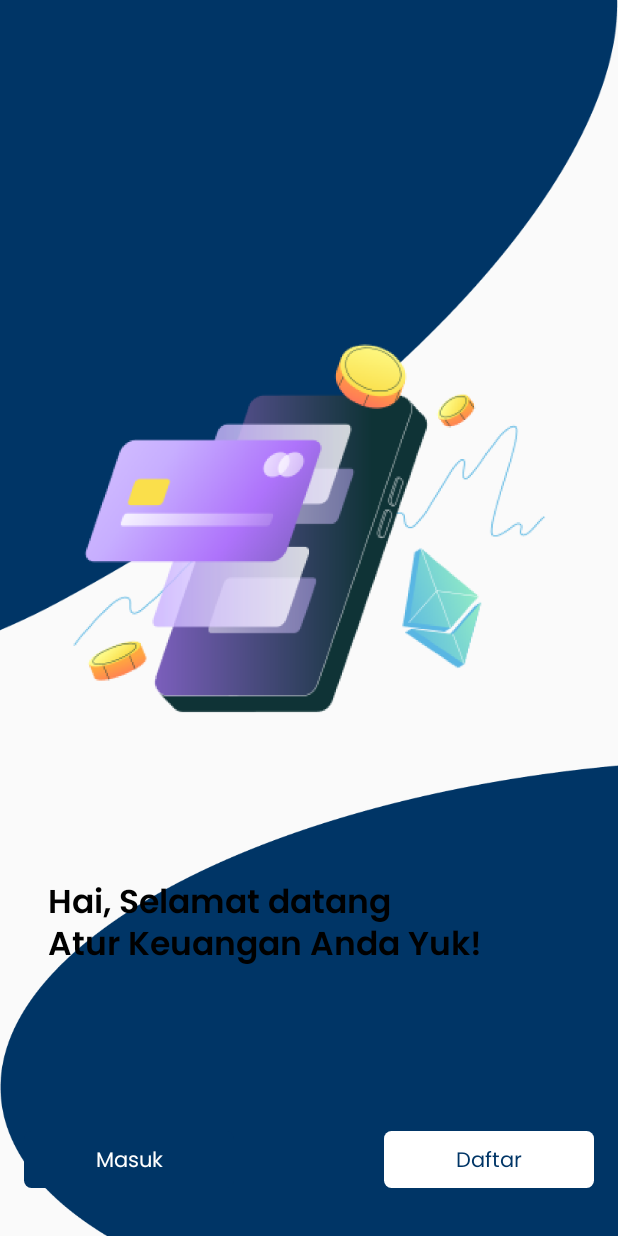
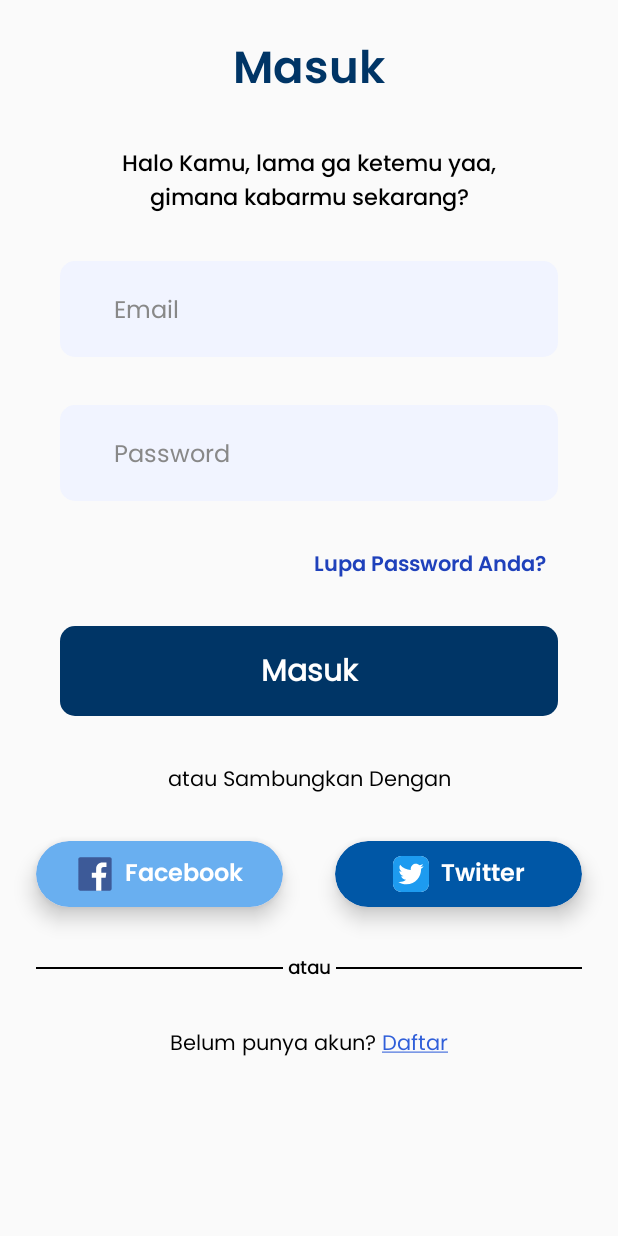
Before and after one commit to fanggadewangga/JurnalKas, an Android app built with Jetpack Compose: the screen it shows after launch (MainActivity), on a phone screen of 412 x 824 dp. Run offline under Robolectric (Android 15) with nearby library versions, the light colour scheme and no system bars; libraries missing offline, so code that uses them is left out: es.dmoral.toasty.

Commit message:
feat(login): add login feature

```diff
--- a/app/src/main/java/com/ptotakkanan/jurnalkas/feature/common/components/AppDialog.kt
+++ b/app/src/main/java/com/ptotakkanan/jurnalkas/feature/common/components/AppDialog.kt
@@ -29,15 +29,18 @@ fun AppDialog(
     onCancelClicked: () -> Unit,
     onConfirmClicked: () -> Unit,
     properties: DialogProperties = DialogProperties(),
+    modifier: Modifier = Modifier
 ) {
     Dialog(onDismissRequest = { setShowDialog(false) }, properties = properties) {
         Card(
             shape = RoundedCornerShape(24.dp),
             colors = CardDefaults.cardColors(containerColor = Color.White),
-            elevation = CardDefaults.cardElevation(defaultElevation = 16.dp)
+            elevation = CardDefaults.cardElevation(defaultElevation = 16.dp),
+            modifier = modifier
         ) {
             Column(
                 horizontalAlignment = Alignment.CenterHorizontally,
+                verticalArrangement = Arrangement.Center,
                 modifier = Modifier
                     .fillMaxWidth()
                     .padding(vertical = 24.dp)
--- a/app/src/main/java/com/ptotakkanan/jurnalkas/feature/common/components/AppTextField.kt
+++ b/app/src/main/java/com/ptotakkanan/jurnalkas/feature/common/components/AppTextField.kt
@@ -227,6 +227,7 @@ fun AppBasicTextField(
     readOnly: Boolean = false,
     singleLine: Boolean = true,
     isWithBorder: Boolean = true,
+    borderWidth: Dp = 1.dp,
     leadingIcon: @Composable (() -> Unit)? = null,
     trailingIcon: @Composable (() -> Unit)? = null,
     visualTransformation: VisualTransformation = VisualTransformation.None,
@@ -243,7 +244,7 @@ fun AppBasicTextField(
             .background(color = backgroundColor, shape = shape)
             .height(textFieldHeight)
             .border(
-                width = 1.dp,
+                width = borderWidth,
                 color = if (isError) Red else borderColor,
                 shape = shape
             ) else
--- a/app/src/main/java/com/ptotakkanan/jurnalkas/feature/common/navigation/Navigation.kt
+++ b/app/src/main/java/com/ptotakkanan/jurnalkas/feature/common/navigation/Navigation.kt
@@ -2,10 +2,14 @@ package com.ptotakkanan.jurnalkas.feature.common.navigation
 
 import android.annotation.SuppressLint
 import androidx.compose.runtime.Composable
+import androidx.compose.ui.platform.LocalConfiguration
 import androidx.navigation.compose.NavHost
 import androidx.navigation.compose.composable
 import androidx.navigation.compose.rememberNavController
+import com.ptotakkanan.jurnalkas.feature.category.CategoryScreen
 import com.ptotakkanan.jurnalkas.feature.common.route.Screen
+import com.ptotakkanan.jurnalkas.feature.login.LoginScreen
+import com.ptotakkanan.jurnalkas.feature.register.RegisterScreen
 import com.ptotakkanan.jurnalkas.feature.welcome.WelcomeScreen
 
 
@@ -13,11 +17,25 @@ import com.ptotakkanan.jurnalkas.feature.welcome.WelcomeScreen
 @Composable
 fun Navigation() {
     val navController = rememberNavController()
+    val screenWidth = LocalConfiguration.current.screenWidthDp
+    val screenHeight = LocalConfiguration.current.screenHeightDp
 
-    NavHost(navController = navController, startDestination = Screen.Welcome.route) {
+    NavHost(navController = navController, startDestination = Screen.Login.route) {
 
         composable(route = Screen.Welcome.route) {
             WelcomeScreen(navController = navController)
         }
+
+        composable(route = Screen.Login.route) {
+            LoginScreen(navController = navController, screenWidth = screenWidth)
+        }
+
+        composable(route = Screen.Register.route) {
+            RegisterScreen(navController = navController)
+        }
+
+        composable(route = Screen.Category.route) {
+            CategoryScreen(navController = navController)
+        }
     }
 }
--- /dev/null
+++ b/app/src/main/java/com/ptotakkanan/jurnalkas/feature/common/util/Ext.kt
@@ -0,0 +1,33 @@
+package com.ptotakkanan.jurnalkas.feature.common.util
+
+import android.app.Activity
+import android.content.Context
+import android.content.ContextWrapper
+import androidx.compose.runtime.Composable
+import androidx.compose.runtime.DisposableEffect
+import androidx.compose.runtime.LaunchedEffect
+import androidx.compose.ui.platform.LocalContext
+import androidx.compose.ui.platform.LocalLifecycleOwner
+import androidx.lifecycle.Lifecycle
+import androidx.lifecycle.repeatOnLifecycle
+import kotlinx.coroutines.Dispatchers
+import kotlinx.coroutines.flow.Flow
+import kotlinx.coroutines.withContext
+
+@Composable
+fun <T> ObserveAsEvents(flow: Flow<T>, onEvent: (T) -> Unit) {
+    val lifecycleOwner = LocalLifecycleOwner.current
+    LaunchedEffect(flow, lifecycleOwner.lifecycle) {
+        lifecycleOwner.repeatOnLifecycle(Lifecycle.State.STARTED) {
+            withContext(Dispatchers.Main.immediate) {
+                flow.collect(onEvent)
+            }
+        }
+    }
+}
+
+fun Context.findActivity(): Activity? = when (this) {
+    is Activity -> this
+    is ContextWrapper -> baseContext.findActivity()
+    else -> null
+}
--- /dev/null
+++ b/app/src/main/java/com/ptotakkanan/jurnalkas/feature/login/LoginScreen.kt
@@ -0,0 +1,267 @@
+package com.ptotakkanan.jurnalkas.feature.login
+
+import androidx.compose.foundation.clickable
+import androidx.compose.foundation.layout.Arrangement
+import androidx.compose.foundation.layout.Column
+import androidx.compose.foundation.layout.PaddingValues
+import androidx.compose.foundation.layout.Row
+import androidx.compose.foundation.layout.fillMaxSize
+import androidx.compose.foundation.layout.fillMaxWidth
+import androidx.compose.foundation.layout.height
+import androidx.compose.foundation.layout.padding
+import androidx.compose.foundation.layout.size
+import androidx.compose.foundation.layout.width
+import androidx.compose.foundation.shape.RoundedCornerShape
+import androidx.compose.material3.Card
+import androidx.compose.material3.CardDefaults
+import androidx.compose.material3.CircularProgressIndicator
+import androidx.compose.material3.Divider
+import androidx.compose.runtime.Composable
+import androidx.compose.runtime.getValue
+import androidx.compose.ui.Alignment
+import androidx.compose.ui.Modifier
+import androidx.compose.ui.graphics.Color
+import androidx.compose.ui.platform.LocalContext
+import androidx.compose.ui.text.font.FontWeight
+import androidx.compose.ui.text.input.PasswordVisualTransformation
+import androidx.compose.ui.text.style.TextAlign
+import androidx.compose.ui.text.style.TextDecoration
+import androidx.compose.ui.unit.dp
+import androidx.compose.ui.unit.sp
+import androidx.lifecycle.viewmodel.compose.viewModel
+import androidx.navigation.NavController
+import coil.compose.AsyncImage
+import com.ptotakkanan.jurnalkas.R
+import com.ptotakkanan.jurnalkas.feature.common.components.AppBasicTextField
+import com.ptotakkanan.jurnalkas.feature.common.components.AppButton
+import com.ptotakkanan.jurnalkas.feature.common.components.AppDialog
+import com.ptotakkanan.jurnalkas.feature.common.components.AppText
+import com.ptotakkanan.jurnalkas.feature.common.route.Screen
+import com.ptotakkanan.jurnalkas.feature.common.util.ObserveAsEvents
+import com.ptotakkanan.jurnalkas.theme.Typography
+import com.ptotakkanan.jurnalkas.theme.blue10
+import com.ptotakkanan.jurnalkas.theme.blue20
+import com.ptotakkanan.jurnalkas.theme.blue30
+import com.ptotakkanan.jurnalkas.theme.blue50
+import com.ptotakkanan.jurnalkas.theme.primary10
+import com.ptotakkanan.jurnalkas.theme.primary20
+import com.ptotakkanan.jurnalkas.theme.primary30
+import es.dmoral.toasty.Toasty
+
+@Composable
+fun LoginScreen(
+    viewModel: LoginViewModel = viewModel(),
+    navController: NavController,
+    screenWidth: Int,
+) {
+
+    val emailState by viewModel.emailState
+    val passwordState by viewModel.passwordState
+    val isLoading by viewModel.isLoading
+    val context = LocalContext.current
+
+    ObserveAsEvents(flow = viewModel.eventFlow) { event ->
+        when (event) {
+            is LoginViewModel.UiEvent.ShowToast -> {
+                Toasty.success(context, R.string.success_login).show()
+            }
+
+            is LoginViewModel.UiEvent.NavigateToHomeScreen -> {
+
+            }
+        }
+    }
+
+    if (isLoading)
+        AppDialog(
+            dialogContent = { CircularProgressIndicator(color = primary10) },
+            setShowDialog = {},
+            onCancelClicked = {},
+            onConfirmClicked = {},
+            modifier = Modifier.size(120.dp)
+        )
+
+    Column(
+        verticalArrangement = Arrangement.spacedBy(32.dp),
+        horizontalAlignment = Alignment.CenterHorizontally,
+        modifier = Modifier
+            .fillMaxSize()
+            .padding(24.dp)
+    ) {
+        AppText(
+            text = "Masuk",
+            textStyle = Typography
+                .titleLarge()
+                .copy(fontSize = 30.sp, fontWeight = FontWeight(700)),
+            color = primary20
+        )
+        AppText(
+            text = "Halo Kamu, lama ga ketemu yaa,\ngimana kabarmu sekarang?",
+            textStyle = Typography.headlineLarge()
+                .copy(fontSize = 15.sp, lineHeight = 22.5.sp, fontWeight = FontWeight(600)),
+            textAlign = TextAlign.Center
+
+        )
+        AppBasicTextField(
+            placeHolder = "Email",
+            value = emailState.text ?: "",
+            onValueChange = { viewModel.onEvent(LoginEvent.EnterEmail(it)) },
+            shape = RoundedCornerShape(10.dp),
+            borderWidth = 2.dp,
+            borderColor = if (emailState.isFocus) primary20 else Color.Transparent,
+            backgroundColor = blue50,
+            textFieldHeight = 64.dp,
+            modifier = Modifier
+                .fillMaxWidth()
+                .padding(horizontal = 16.dp)
+        )
+        AppBasicTextField(
+            placeHolder = "Password",
+            value = passwordState.text ?: "",
+            onValueChange = { viewModel.onEvent(LoginEvent.EnterPassword(it)) },
+            shape = RoundedCornerShape(10.dp),
+            borderWidth = 2.dp,
+            borderColor = if (passwordState.isFocus) primary20 else Color.Transparent,
+            textFieldHeight = 64.dp,
+            backgroundColor = blue50,
+            visualTransformation = PasswordVisualTransformation(),
+            modifier = Modifier
+                .fillMaxWidth()
+                .padding(horizontal = 16.dp)
+        )
+        AppText(
+            text = "Lupa Password Anda?",
+            color = blue10,
+            textStyle = Typography
+                .labelLargeProminent()
+                .copy(fontSize = 14.sp, fontWeight = FontWeight(600)),
+            modifier = Modifier
+                .align(Alignment.End)
+                .padding(end = 24.dp)
+        )
+        AppButton(
+            onClick = { viewModel.onEvent(LoginEvent.Login) },
+            backgroundColor = primary20,
+            shape = RoundedCornerShape(10.dp),
+            modifier = Modifier
+                .fillMaxWidth()
+                .padding(horizontal = 16.dp)
+                .height(60.dp)
+        ) {
+            AppText(
+                text = "Masuk",
+                color = Color.White,
+                textStyle = Typography.bodyMedium()
+                    .copy(fontWeight = FontWeight(600), fontSize = 20.sp)
+            )
+        }
+        AppText(
+            text = "atau Sambungkan Dengan",
+            textStyle = Typography.bodyMedium().copy(fontSize = 14.sp, fontWeight = FontWeight(400))
+        )
+        Row(
+            verticalAlignment = Alignment.CenterVertically,
+            horizontalArrangement = Arrangement.SpaceBetween,
+            modifier = Modifier.fillMaxWidth()
+        ) {
+            Card(
+                elevation = CardDefaults.cardElevation(8.dp),
+                shape = RoundedCornerShape(24.dp)
+            ) {
+                AppButton(
+                    contentPadding = PaddingValues(horizontal = 12.dp, vertical = 8.dp),
+                    onClick = { /*TODO*/ },
+                    backgroundColor = blue30,
+                    shape = RoundedCornerShape(24.dp),
+                    modifier = Modifier
+                        .height(44.dp)
+                        .width((screenWidth * 0.4).dp)
+                ) {
+                    Row(
+                        horizontalArrangement = Arrangement.spacedBy(8.dp),
+                    ) {
+                        AsyncImage(
+                            model = R.drawable.ic_facebook,
+                            contentDescription = "Facebook icon",
+                            modifier = Modifier.size(24.dp)
+                        )
+                        AppText(
+                            text = "Facebook",
+                            color = Color.White,
+                            textStyle = Typography
+                                .titleMedium()
+                                .copy(fontSize = 16.sp, fontWeight = FontWeight(600))
+                        )
+                    }
+                }
+            }
+            Card(
+                elevation = CardDefaults.cardElevation(8.dp),
+                shape = RoundedCornerShape(24.dp)
+            ) {
+                AppButton(
+                    contentPadding = PaddingValues(horizontal = 12.dp, vertical = 8.dp),
+                    onClick = { /*TODO*/ },
+                    backgroundColor = primary30,
+                    shape = RoundedCornerShape(24.dp),
+                    modifier = Modifier
+                        .height(44.dp)
+                        .width((screenWidth * 0.4).dp)
+                ) {
+                    Row(
+                        horizontalArrangement = Arrangement.spacedBy(8.dp),
+                    ) {
+                        AsyncImage(
+                            model = R.drawable.ic_twitter,
+                            contentDescription = "Twitter icon",
+                            modifier = Modifier.size(24.dp)
+                        )
+                        AppText(
+                            text = "Twitter",
+                            color = Color.White,
+                            textStyle = Typography
+                                .titleMedium()
+                                .copy(fontSize = 16.sp, fontWeight = FontWeight(600))
+                        )
+                    }
+                }
+            }
+        }
+        Row(
+            verticalAlignment = Alignment.CenterVertically,
+            modifier = Modifier.fillMaxWidth()
+        ) {
+            Divider(color = Color.Black, modifier = Modifier.width((screenWidth * 0.4).dp))
+            AppText(
+                text = " atau ",
+                textStyle = Typography.bodySmall()
+                    .copy(fontSize = 12.sp, fontWeight = FontWeight(600))
+            )
+            Divider(color = Color.Black, modifier = Modifier.width((screenWidth * 0.4).dp))
+        }
+        Row(
+            verticalAlignment = Alignment.CenterVertically,
+            horizontalArrangement = Arrangement.Center,
+            modifier = Modifier.fillMaxWidth()
+        ) {
+            AppText(
+                text = "Belum punya akun? ",
+                textStyle = Typography.bodyMedium()
+                    .copy(fontWeight = FontWeight(400), fontSize = 14.sp)
+            )
+            AppText(
+                text = "Daftar",
+                color = blue20,
+                textStyle = Typography.bodyMedium()
+                    .copy(
+                        fontWeight = FontWeight(400),
+                        fontSize = 14.sp,
+                        textDecoration = TextDecoration.Underline
+                    ),
+                modifier = Modifier.clickable {
+                    navController.navigate(Screen.Register.route)
+                }
+            )
+        }
+    }
+}
--- /dev/null
+++ b/app/src/main/java/com/ptotakkanan/jurnalkas/feature/util/error/Error.kt
@@ -0,0 +1,3 @@
+package com.ptotakkanan.jurnalkas.feature.util.error
+
+abstract class Error
--- /dev/null
+++ b/app/src/main/java/com/ptotakkanan/jurnalkas/feature/util/state/PasswordTextFieldState.kt
@@ -0,0 +1,8 @@
+package com.ptotakkanan.jurnalkas.feature.util.state
+
+data class PasswordTextFieldState(
+    val text: String? = "",
+    val error: Error? = null,
+    val isPasswordVisible: Boolean = false,
+    val isFocus: Boolean = false,
+)
--- /dev/null
+++ b/app/src/main/java/com/ptotakkanan/jurnalkas/feature/util/state/TextFieldState.kt
@@ -0,0 +1,9 @@
+package com.ptotakkanan.jurnalkas.feature.util.state
+
+import com.ptotakkanan.jurnalkas.feature.util.error.Error
+
+data class TextFieldState(
+    val text: String? = "",
+    val error: Error? = null,
+    val isFocus: Boolean = false
+)
--- a/app/src/main/java/com/ptotakkanan/jurnalkas/theme/Color.kt
+++ b/app/src/main/java/com/ptotakkanan/jurnalkas/theme/Color.kt
@@ -5,6 +5,12 @@ import androidx.compose.ui.graphics.Color
 val primary0 = Color(0XFF000814)
 val primary10 = Color(0XFF001D3D)
 val primary20 = Color(0XFF003566)
+val primary30 = Color(0xFF0057A6)
 
 val secondary0 = Color(0XFFFFC300)
 val secondary10 = Color(0XFFFFD60A)
+
+val blue10 = Color(0xFF1F41BB)
+val blue20 = Color(0xFF305FD9)
+val blue30 = Color(0xFF69AFF0)
+val blue50 = Color(0XFFF1F4FF)
--- /dev/null
+++ b/app/src/main/res/drawable/ic_facebook.xml
@@ -0,0 +1,16 @@
+<vector xmlns:android="http://schemas.android.com/apk/res/android"
+    android:width="24dp"
+    android:height="24dp"
+    android:viewportWidth="24"
+    android:viewportHeight="24">
+  <group>
+    <clip-path
+        android:pathData="M0,0h24v24h-24z"/>
+    <path
+        android:pathData="M21.872,0.906H2.13C1.454,0.906 0.906,1.454 0.906,2.13V21.872C0.906,22.548 1.454,23.096 2.13,23.096H21.872C22.548,23.096 23.096,22.548 23.096,21.872V2.13C23.096,1.454 22.548,0.906 21.872,0.906Z"
+        android:fillColor="#3D5A98"/>
+    <path
+        android:pathData="M16.215,23.094V14.501H19.099L19.53,11.153H16.215V9.015C16.215,8.046 16.485,7.384 17.874,7.384H19.648V4.384C18.789,4.294 17.926,4.252 17.063,4.256C14.509,4.256 12.75,5.813 12.75,8.683V11.153H9.866V14.501H12.75V23.094H16.215Z"
+        android:fillColor="#ffffff"/>
+  </group>
+</vector>
--- /dev/null
+++ b/app/src/main/res/drawable/ic_twitter.xml
@@ -0,0 +1,19 @@
+<vector xmlns:android="http://schemas.android.com/apk/res/android"
+    android:width="24dp"
+    android:height="24dp"
+    android:viewportWidth="24"
+    android:viewportHeight="24">
+  <group>
+    <clip-path
+        android:pathData="M0,0h24v24h-24z"/>
+    <path
+        android:pathData="M18.375,0H5.625C2.518,0 0,2.518 0,5.625V18.375C0,21.482 2.518,24 5.625,24H18.375C21.482,24 24,21.482 24,18.375V5.625C24,2.518 21.482,0 18.375,0Z"
+        android:fillColor="#ffffff"/>
+    <path
+        android:pathData="M18.375,0H5.625C2.518,0 0,2.518 0,5.625V18.375C0,21.482 2.518,24 5.625,24H18.375C21.482,24 24,21.482 24,18.375V5.625C24,2.518 21.482,0 18.375,0Z"
+        android:fillColor="#1D9BF0"/>
+    <path
+        android:pathData="M18.71,8.57C18.72,8.719 18.72,8.867 18.72,9.018C18.72,13.592 15.238,18.868 8.869,18.868V18.865C6.988,18.868 5.146,18.329 3.563,17.313C3.836,17.346 4.111,17.363 4.387,17.363C5.946,17.365 7.46,16.842 8.686,15.878C7.964,15.865 7.264,15.626 6.684,15.195C6.104,14.764 5.673,14.162 5.452,13.474C5.971,13.574 6.505,13.554 7.015,13.415C5.4,13.088 4.238,11.669 4.238,10.021V9.977C4.719,10.245 5.258,10.394 5.809,10.411C4.288,9.394 3.819,7.37 4.737,5.788C5.607,6.857 6.691,7.732 7.92,8.355C9.15,8.978 10.496,9.336 11.873,9.405C11.736,8.814 11.756,8.198 11.932,7.617C12.107,7.037 12.432,6.512 12.874,6.097C14.269,4.786 16.462,4.853 17.773,6.247C18.548,6.094 19.292,5.81 19.971,5.407C19.713,6.208 19.172,6.889 18.449,7.321C19.136,7.241 19.806,7.057 20.438,6.776C19.973,7.472 19.388,8.079 18.71,8.57Z"
+        android:fillColor="#ffffff"/>
+  </group>
+</vector>
--- a/app/src/main/res/values/strings.xml
+++ b/app/src/main/res/values/strings.xml
@@ -1,3 +1,4 @@
 <resources>
     <string name="app_name">JurnalKas</string>
+    <string name="success_login">Berhasil Login</string>
 </resources>
```
Also changed, not shown: app/src/main/java/com/ptotakkanan/jurnalkas/feature/login/LoginEvent.kt (added, +9 -0 lines), app/src/main/java/com/ptotakkanan/jurnalkas/feature/login/LoginViewModel.kt (added, +86 -0 lines), app/src/main/java/com/ptotakkanan/jurnalkas/feature/util/error/AuthError.kt (added, +9 -0 lines), app/src/main/java/com/ptotakkanan/jurnalkas/feature/util/state/SelectionOption.kt (added, +9 -0 lines), app/src/main/res/drawable/ic_google.xml (added, +18 -0 lines), app/src/main/res/drawable/ic_setting.xml (added, +24 -0 lines).
